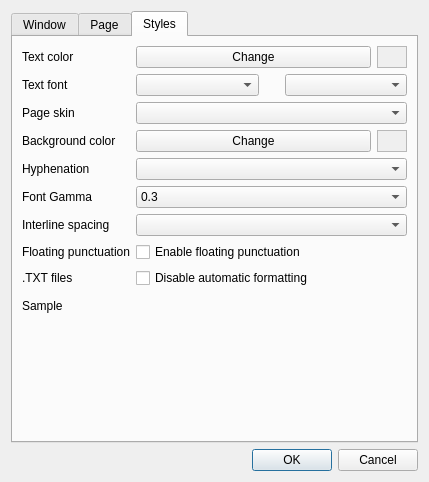
buggins/coolreader, file cr3qt/src/settings.ui: the form before one commit.
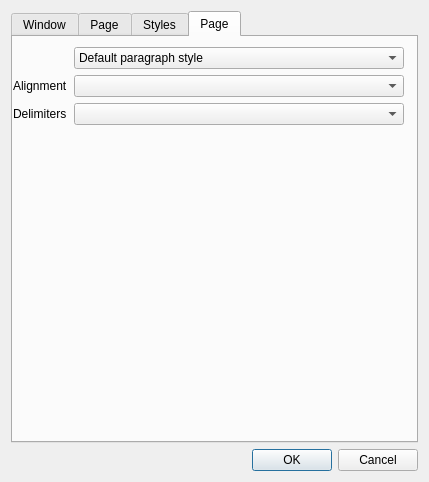
The form after the commit. Icons and pictures are not drawn. Custom widgets are drawn as their Qt base class.

Commit message: style macros

The edit to the form file:
```diff
--- a/cr3qt/src/settings.ui
+++ b/cr3qt/src/settings.ui
@@ -30,7 +30,7 @@
    <item>
     <widget class="QTabWidget" name="tabWidget">
      <property name="currentIndex">
-      <number>2</number>
+      <number>3</number>
      </property>
      <widget class="QWidget" name="tabWindow">
       <property name="toolTip">
@@ -1017,6 +1017,61 @@
        </item>
       </layout>
      </widget>
+     <widget class="QWidget" name="tabMoreStyles">
+      <attribute name="title">
+       <string>Page</string>
+      </attribute>
+      <widget class="QWidget" name="formLayoutWidget">
+       <property name="geometry">
+        <rect>
+         <x>0</x>
+         <y>10</y>
+         <width>391</width>
+         <height>381</height>
+        </rect>
+       </property>
+       <layout class="QFormLayout" name="formLayout_5">
+        <property name="sizeConstraint">
+         <enum>QLayout::SetDefaultConstraint</enum>
+        </property>
+        <property name="fieldGrowthPolicy">
+         <enum>QFormLayout::AllNonFixedFieldsGrow</enum>
+        </property>
+        <property name="formAlignment">
+         <set>Qt::AlignLeading|Qt::AlignLeft|Qt::AlignTop</set>
+        </property>
+        <item row="1" column="0">
+         <widget class="QLabel" name="label_20">
+          <property name="text">
+           <string>Alignment</string>
+          </property>
+         </widget>
+        </item>
+        <item row="1" column="1">
+         <widget class="QComboBox" name="cbDefAlignment"/>
+        </item>
+        <item row="2" column="0">
+         <widget class="QLabel" name="label_21">
+          <property name="text">
+           <string>Delimiters</string>
+          </property>
+         </widget>
+        </item>
+        <item row="2" column="1">
+         <widget class="QComboBox" name="cbDefDelimiters"/>
+        </item>
+        <item row="0" column="1">
+         <widget class="QComboBox" name="cbStyleName">
+          <item>
+           <property name="text">
+            <string>Default paragraph style</string>
+           </property>
+          </item>
+         </widget>
+        </item>
+       </layout>
+      </widget>
+     </widget>
     </widget>
    </item>
    <item>
```
The commit also changes 6 other files.
